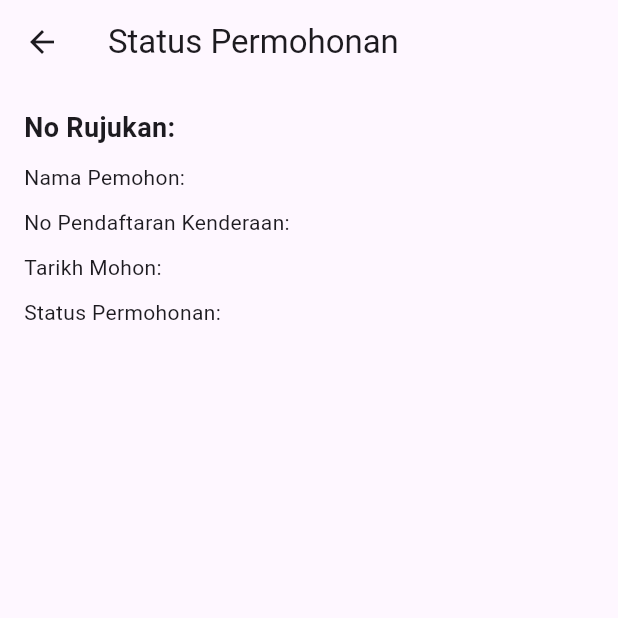
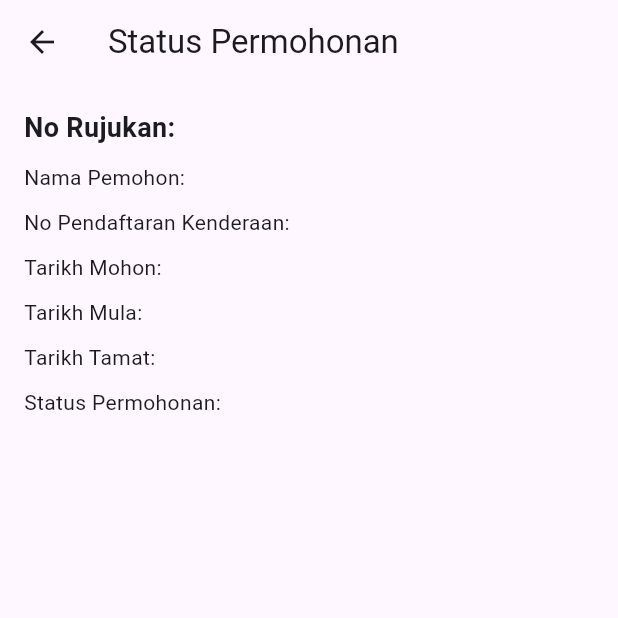
Before and after one commit to kamalnorizan/sakt, a Flutter app: the Permohonandetail screen opened directly with empty values, on a phone screen of 412 x 824 dp, the top half of it. Run offline on Flutter 3.47's test engine with Material 3 defaults, Android fonts, the phone set to English and light mode, and no system bars; our stand-ins replace shared_preferences; accounts and stored records are empty.

Commit message:
add tarikh mula and tarikh tamat

```diff
--- a/lib/screens/permohonanDetail.dart
+++ b/lib/screens/permohonanDetail.dart
@@ -37,6 +37,10 @@ class _PermohonandetailState extends State<Permohonandetail> {
             SizedBox(height: 10),
             Text('Tarikh Mohon: ${widget.permohonan.tarikhMohon}'),
             SizedBox(height: 10),
+            Text('Tarikh Mula: ${widget.permohonan.period.tarikhMula}'),
+            SizedBox(height: 10),
+            Text('Tarikh Tamat: ${widget.permohonan.period.tarikhTamat}'),
+            SizedBox(height: 10),
             Text(
               'Status Permohonan: ${widget.permohonan.statusPermohonanText}',
             ),
```
